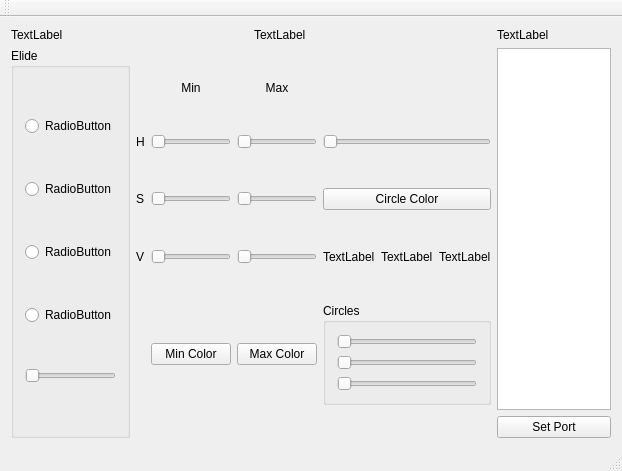
Above: src/ObjectDetection/View/DesktopView/View/mainwindow.ui from Icraus/Object-Detector before the change. Below: the same form after it.
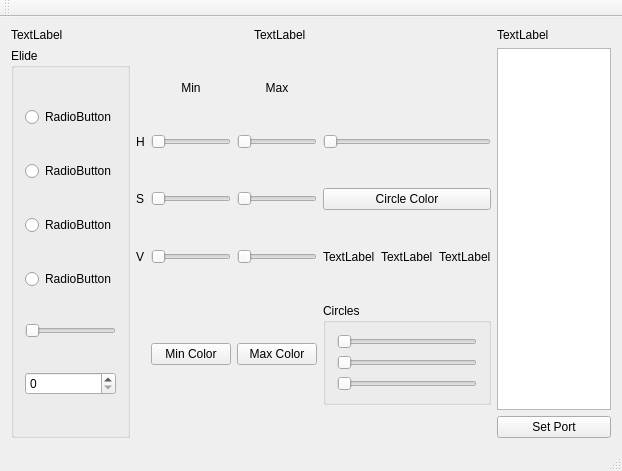
That is the form after the change.

```diff
--- a/src/ObjectDetection/View/DesktopView/View/mainwindow.ui
+++ b/src/ObjectDetection/View/DesktopView/View/mainwindow.ui
@@ -295,6 +295,9 @@
            </property>
           </widget>
          </item>
+         <item>
+          <widget class="QSpinBox" name="spinBox"/>
+         </item>
         </layout>
        </widget>
       </item>
```
